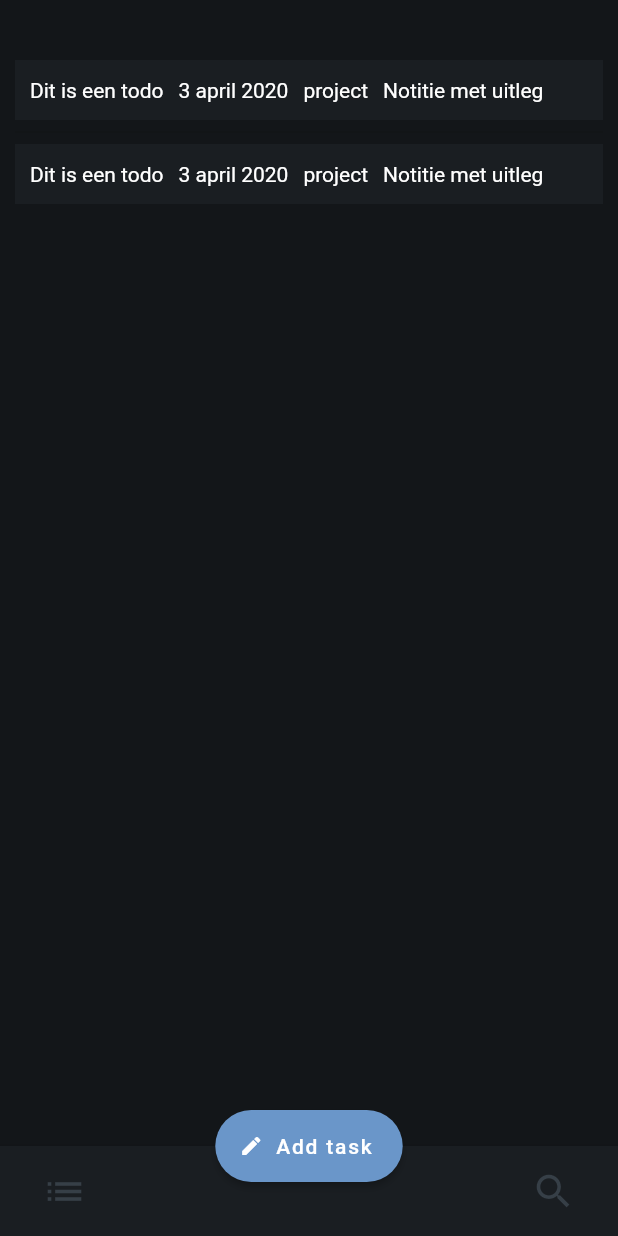
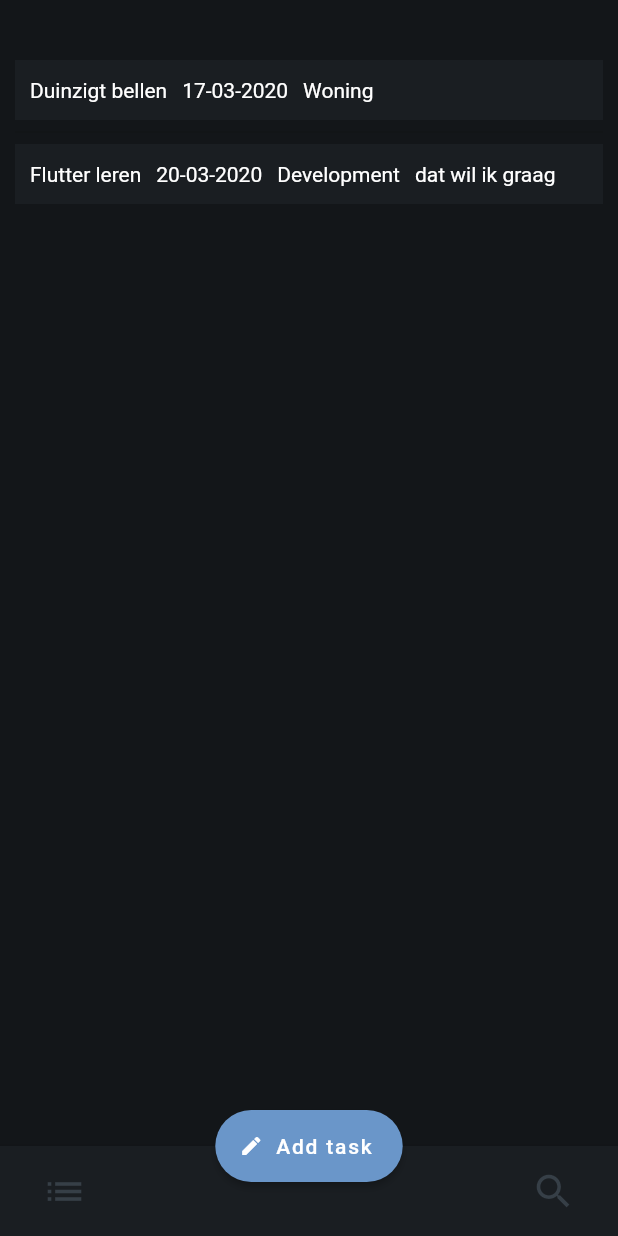
Before and after one commit to timlogemann/todo-flutter, a Flutter app: the screen it shows after launch, on a phone screen of 412 x 824 dp. Run offline on Flutter 3.47's test engine with Material 2 defaults, Android fonts, the phone set to English and light mode, and no system bars; our stand-ins replace bloc, equatable, flutter_bloc.

Commit message:
use data passed to Task widget & format date

```diff
--- a/lib/widgets/task/task.dart
+++ b/lib/widgets/task/task.dart
@@ -1,10 +1,14 @@
 import 'package:flutter/foundation.dart';
 import 'package:flutter/material.dart';
+import 'package:intl/intl.dart';
+import 'package:todone/models/index.dart' as Model;
 
 class Task extends StatelessWidget {
-  Task({@required this.onPressed});
+  final GestureTapCallback onPressed;
 
-  final GestureTapCallback onPressed;
+  final Model.Task task;
+
+  Task({@required this.onPressed, this.task});
 
   @override
   Widget build(BuildContext context) {
@@ -15,7 +19,7 @@ class Task extends StatelessWidget {
             children: <Widget>[
               Container(
                 child: Text(
-                  'Dit is een todo',
+                  task.todo,
                   style: TextStyle(color: Colors.white),
                 ),
                 padding: EdgeInsets.symmetric(horizontal: 5, vertical: 12),
@@ -27,7 +31,7 @@ class Task extends StatelessWidget {
             children: <Widget>[
               Container(
                 child: Text(
-                  '3 april 2020',
+                  new DateFormat('dd-MM-yyyy').format(task.dueDate),
                   style: TextStyle(color: Colors.white),
                 ),
                 padding: EdgeInsets.symmetric(horizontal: 5, vertical: 12),
@@ -38,7 +42,7 @@ class Task extends StatelessWidget {
             children: <Widget>[
               Container(
                 child: Text(
-                  'project',
+                  task.project,
                   style: TextStyle(color: Colors.white),
                 ),
                 padding: EdgeInsets.symmetric(horizontal: 5, vertical: 12),
@@ -49,7 +53,7 @@ class Task extends StatelessWidget {
             children: <Widget>[
               Container(
                 child: Text(
-                  'Notitie met uitleg',
+                  task.note,
                   style: TextStyle(color: Colors.white),
                 ),
                 padding: EdgeInsets.symmetric(horizontal: 5, vertical: 12),
```
